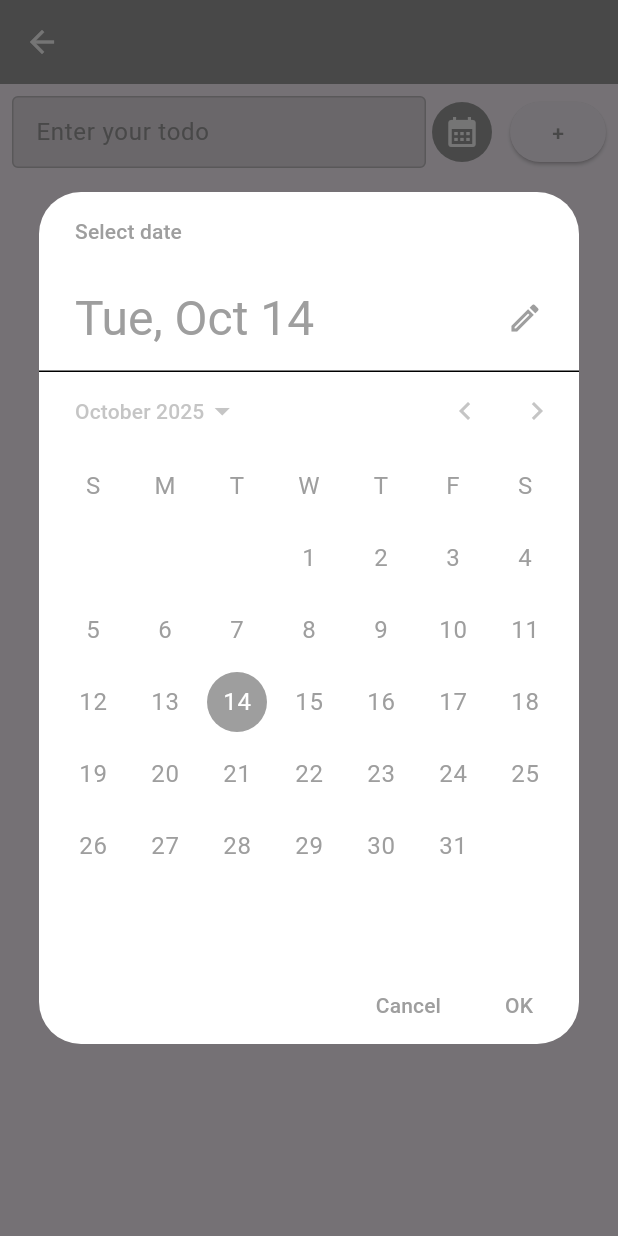
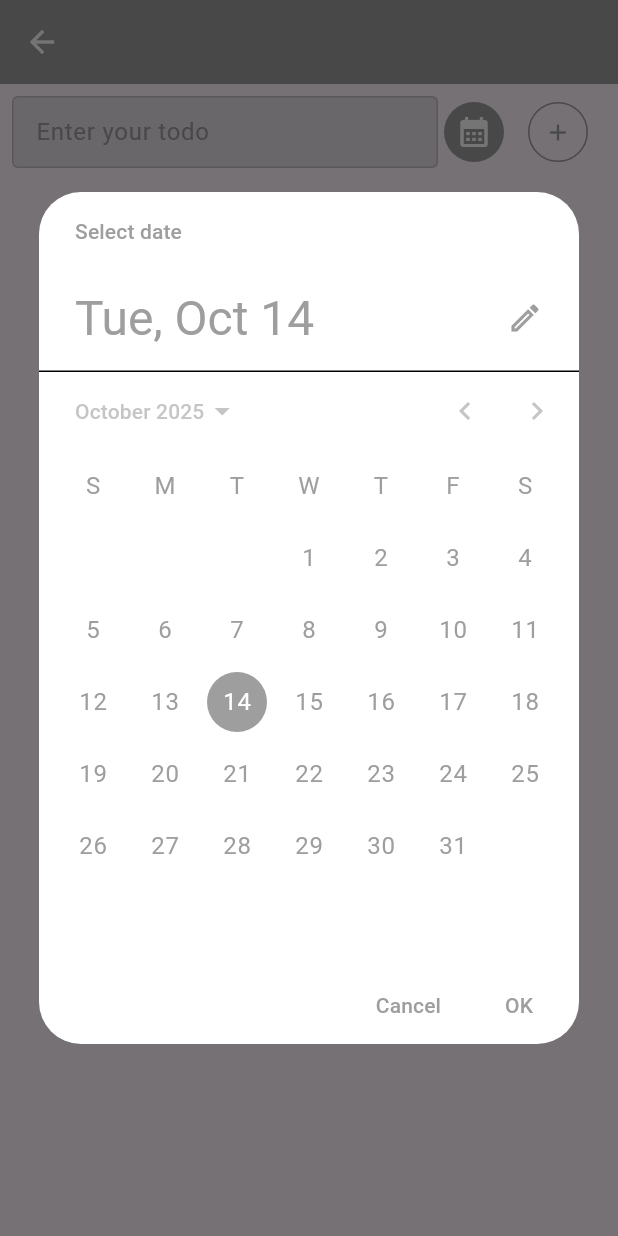
Before and after one commit to marieesss/flutter-todo-list, a Flutter app: the TodosPage screen opened directly with empty values, after a tap on the "calendar month" icon, on a phone screen of 412 x 824 dp. Run offline on Flutter 3.47's test engine with Material 3 defaults, Android fonts, the phone set to English and light mode, and no system bars; our stand-ins replace cloud_firestore, firebase_auth, firebase_core; accounts and stored records are empty.

Commit message:
change button styles

```diff
--- a/lib/screens/todos/todos.dart
+++ b/lib/screens/todos/todos.dart
@@ -140,7 +140,9 @@ class _TodosPageState extends State<TodosPage> {
                       ),
                       IconButton(
                         style: ElevatedButton.styleFrom(
-                          backgroundColor: widget.color,
+                          backgroundColor: _newItemDueDate != null
+                              ? Colors.grey
+                              : widget.color,
                         ),
                         onPressed: () async {
                           DateTime? pickedDate = await showDatePicker(
@@ -174,13 +176,16 @@ class _TodosPageState extends State<TodosPage> {
                           color: Colors.white,
                         ),
                       ),
-                      const SizedBox(width: 8),
-                      ElevatedButton(
+                      OutlinedButton(
+                        style: OutlinedButton.styleFrom(
+                          side: BorderSide(color: widget.color, width: 1),
+                          shape: CircleBorder(),
+                          padding: const EdgeInsets.all(5),
+                        ),
                         onPressed: () {
                           _addItem(_newItemTitle);
                         },
-
-                        child: Text("+", style: TextStyle(color: widget.color)),
+                        child: Icon(Icons.add, color: widget.color),
                       ),
                     ],
                   ),
```
